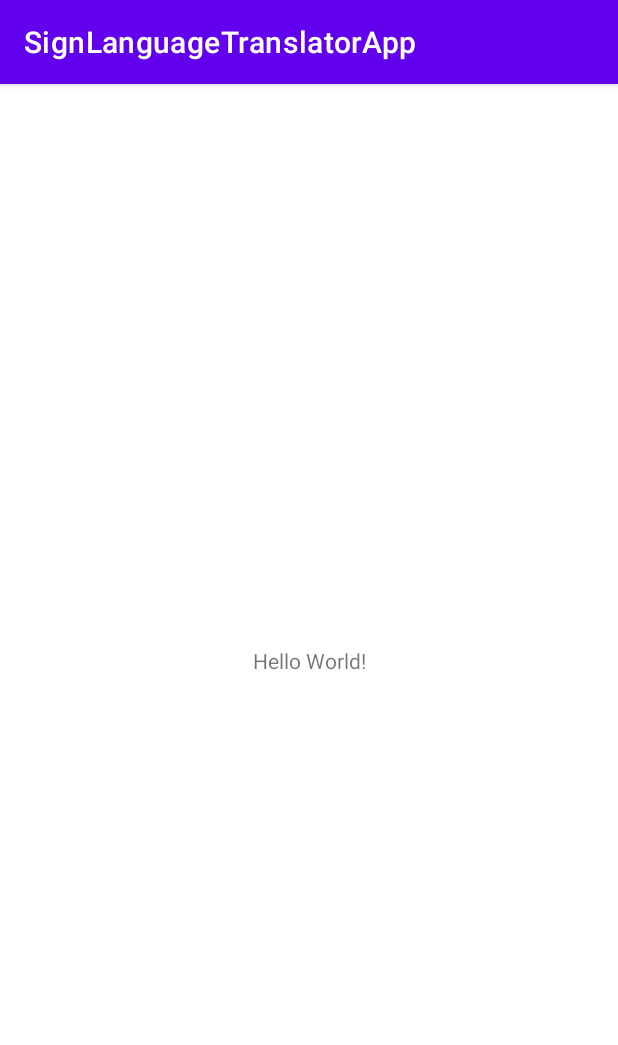
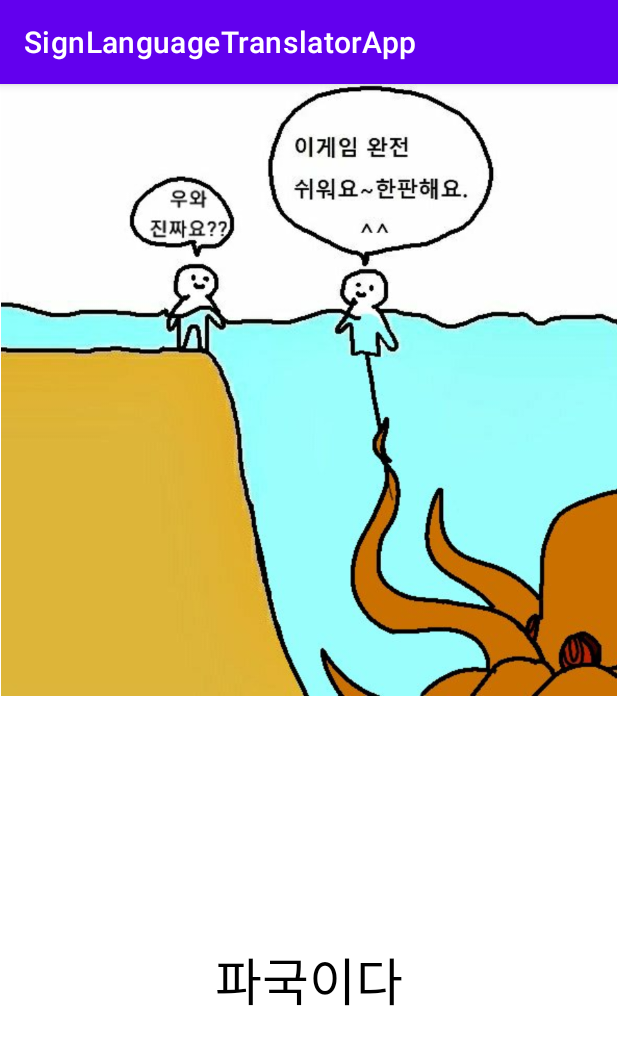
Before and after one commit to Larun1517/SignLanguageTranslator, an Android app: the screen it shows after launch (MainActivity), on a phone screen of 412 x 824 dp. Shown: the top 1045 px of the screen. Run offline under Robolectric (Android 15) with nearby library versions, the light colour scheme and no system bars.

Commit message:
UX/UI 개발 브랜치

```diff
--- a/SignLanguageTranslatorApp/app/src/main/res/layout/activity_main.xml
+++ b/SignLanguageTranslatorApp/app/src/main/res/layout/activity_main.xml
@@ -9,10 +9,21 @@
     <TextView
         android:layout_width="wrap_content"
         android:layout_height="wrap_content"
-        android:text="Hello World!"
+        android:text="파국이다"
+        android:textColor="#000000"
+        android:textSize="34sp"
         app:layout_constraintBottom_toBottomOf="parent"
         app:layout_constraintEnd_toEndOf="parent"
         app:layout_constraintStart_toStartOf="parent"
-        app:layout_constraintTop_toTopOf="parent" />
+        app:layout_constraintTop_toTopOf="parent"
+        app:layout_constraintVertical_bias="0.797" />
+
+    <ImageView
+        android:id="@+id/imageView"
+        android:layout_width="wrap_content"
+        android:layout_height="408dp"
+        app:layout_constraintStart_toStartOf="parent"
+        app:layout_constraintTop_toTopOf="parent"
+        app:srcCompat="@drawable/IMG_20210406_202044" />
 
 </androidx.constraintlayout.widget.ConstraintLayout>
```
Also changed, not shown: SignLanguageTranslatorApp/app/src/main/res/drawable/IMG_20210406_202044.jpg (added).
